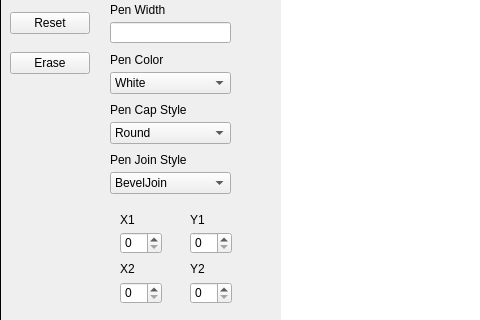
This is mainwindow.ui in Rthiskidw/scrumBagModeler as Qt 5 draws it before an edit; both pictures show x 0 to 480 and y 97 to 417 of the 1277 by 632 pixel window. The edited form follows.
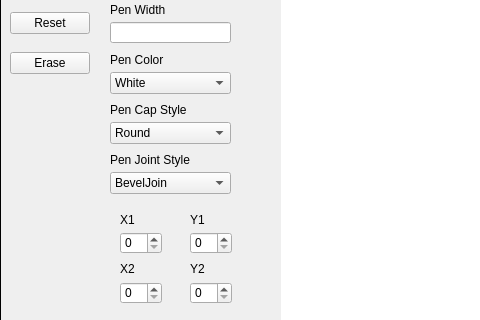
This is the edited form. The open tabs and pages were chosen to show the change. Icons and pictures are not drawn. Custom widgets are drawn as their Qt base class.

Diff of the .ui file:
```diff
--- a/mainwindow.ui
+++ b/mainwindow.ui
@@ -3310,7 +3310,7 @@
        </rect>
       </property>
       <property name="text">
-       <string>Pen Join Style</string>
+       <string>Pen Joint Style</string>
       </property>
      </widget>
      <widget class="QComboBox" name="penJoinStyle_comboBox_3">
```
Left out of the diff: 52 changed lines with no effect on the pictures.
